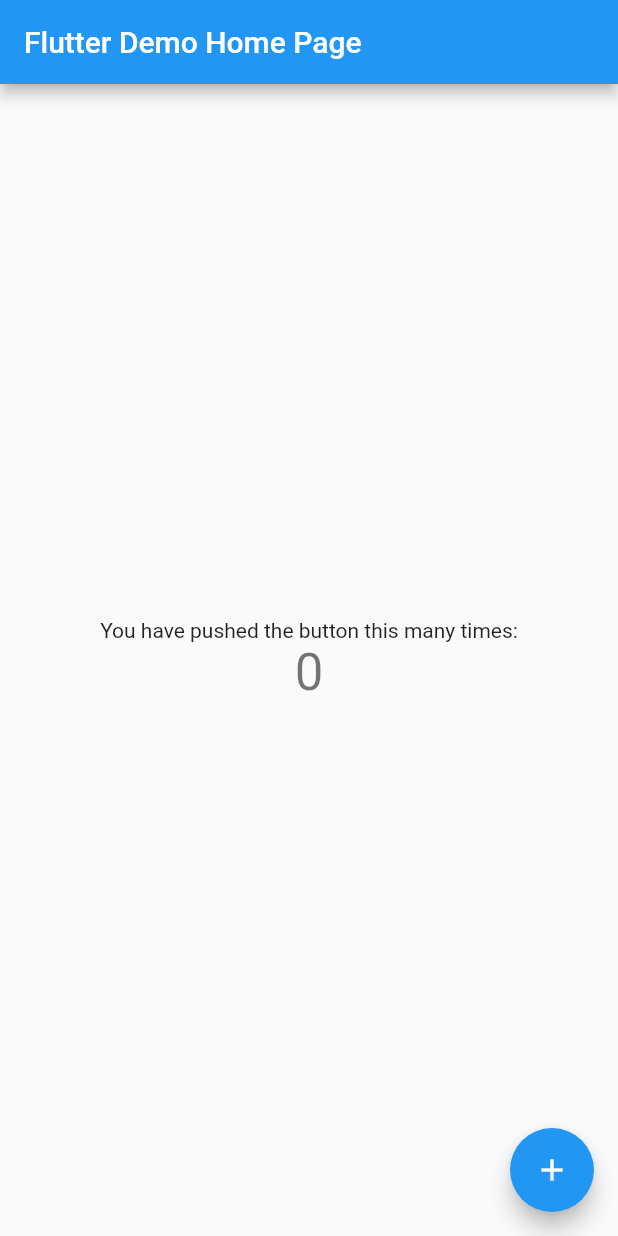
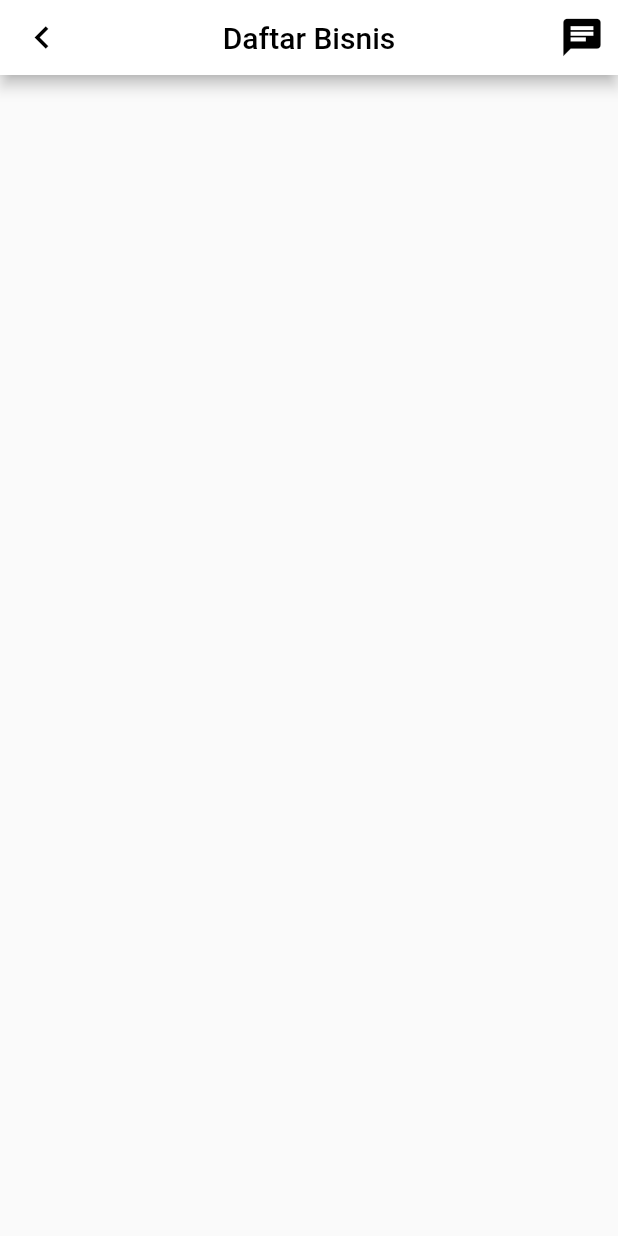
Before and after one commit to fauzipadlaw/study_case_flutter, a Flutter app: the screen it shows after launch, on a phone screen of 412 x 824 dp. Run offline on Flutter 3.47's test engine with Material 2 defaults, Android fonts, the phone set to English and light mode, and no system bars; our stand-ins replace get.

Commit message:
add home page and app bar

```diff
--- /dev/null
+++ b/lib/components/app_bar.dart
@@ -0,0 +1,47 @@
+import 'package:flutter/material.dart';
+
+class MyAppBar extends StatelessWidget with PreferredSizeWidget {
+  final String? title;
+  final double height;
+  const MyAppBar({Key? key, this.title, required this.height}) : super(key: key);
+
+  @override
+  Widget build(BuildContext context) {
+    return AppBar(
+      centerTitle: true,
+      backgroundColor: Colors.white,
+      title: title!.isNotEmpty
+          ? Text(
+              title!,
+              textAlign: TextAlign.center,
+              style: const TextStyle(color: Colors.black),
+            )
+          : Container(),
+      actions: [
+        IconButton(
+          icon: const Icon(
+            Icons.chat,
+            size: 30.0,
+          ),
+          color: Colors.black,
+          onPressed: () {
+            Navigator.of(context).pop();
+          },
+        ),
+      ],
+      leading: IconButton(
+        icon: const Icon(
+          Icons.chevron_left,
+          size: 30.0,
+        ),
+        color: Colors.black,
+        onPressed: () {
+          Navigator.of(context).pop();
+        },
+      ),
+    );
+  }
+
+  @override
+  Size get preferredSize => Size.fromHeight(height);
+}
--- a/lib/main.dart
+++ b/lib/main.dart
@@ -1,4 +1,6 @@
 import 'package:flutter/material.dart';
+import 'package:get/get_navigation/src/root/get_material_app.dart';
+import 'package:study_case_flutter/pages/home.dart';
 
 void main() {
   runApp(const MyApp());
@@ -7,109 +9,13 @@ void main() {
 class MyApp extends StatelessWidget {
   const MyApp({Key? key}) : super(key: key);
 
-  // This widget is the root of your application.
   @override
   Widget build(BuildContext context) {
-    return MaterialApp(
-      title: 'Flutter Demo',
+    return GetMaterialApp(
       theme: ThemeData(
-        // This is the theme of your application.
-        //
-        // Try running your application with "flutter run". You'll see the
-        // application has a blue toolbar. Then, without quitting the app, try
-        // changing the primarySwatch below to Colors.green and then invoke
-        // "hot reload" (press "r" in the console where you ran "flutter run",
-        // or simply save your changes to "hot reload" in a Flutter IDE).
-        // Notice that the counter didn't reset back to zero; the application
-        // is not restarted.
         primarySwatch: Colors.blue,
       ),
-      home: const MyHomePage(title: 'Flutter Demo Home Page'),
+      home:  const Home(),
     );
   }
 }
-
-class MyHomePage extends StatefulWidget {
-  const MyHomePage({Key? key, required this.title}) : super(key: key);
-
-  // This widget is the home page of your application. It is stateful, meaning
-  // that it has a State object (defined below) that contains fields that affect
-  // how it looks.
-
-  // This class is the configuration for the state. It holds the values (in this
-  // case the title) provided by the parent (in this case the App widget) and
-  // used by the build method of the State. Fields in a Widget subclass are
-  // always marked "final".
-
-  final String title;
-
-  @override
-  State<MyHomePage> createState() => _MyHomePageState();
-}
-
-class _MyHomePageState extends State<MyHomePage> {
-  int _counter = 0;
-
-  void _incrementCounter() {
-    setState(() {
-      // This call to setState tells the Flutter framework that something has
-      // changed in this State, which causes it to rerun the build method below
-      // so that the display can reflect the updated values. If we changed
-      // _counter without calling setState(), then the build method would not be
-      // called again, and so nothing would appear to happen.
-      _counter++;
-    });
-  }
-
-  @override
-  Widget build(BuildContext context) {
-    // This method is rerun every time setState is called, for instance as done
-    // by the _incrementCounter method above.
-    //
-    // The Flutter framework has been optimized to make rerunning build methods
-    // fast, so that you can just rebuild anything that needs updating rather
-    // than having to individually change instances of widgets.
-    return Scaffold(
-      appBar: AppBar(
-        // Here we take the value from the MyHomePage object that was created by
-        // the App.build method, and use it to set our appbar title.
-        title: Text(widget.title),
-      ),
-      body: Center(
-        // Center is a layout widget. It takes a single child and positions it
-        // in the middle of the parent.
-        child: Column(
-          // Column is also a layout widget. It takes a list of children and
-          // arranges them vertically. By default, it sizes itself to fit its
-          // children horizontally, and tries to be as tall as its parent.
-          //
-          // Invoke "debug painting" (press "p" in the console, choose the
-          // "Toggle Debug Paint" action from the Flutter Inspector in Android
-          // Studio, or the "Toggle Debug Paint" command in Visual Studio Code)
-          // to see the wireframe for each widget.
-          //
-          // Column has various properties to control how it sizes itself and
-          // how it positions its children. Here we use mainAxisAlignment to
-          // center the children vertically; the main axis here is the vertical
-          // axis because Columns are vertical (the cross axis would be
-          // horizontal).
-          mainAxisAlignment: MainAxisAlignment.center,
-          children: <Widget>[
-            const Text(
-              'You have pushed the button this many times:',
-            ),
-            Text(
-              '$_counter',
-              style: Theme.of(context).textTheme.headline4,
-            ),
-          ],
-        ),
-      ),
-      floatingActionButton: FloatingActionButton(
-        onPressed: _incrementCounter,
-        tooltip: 'Increment',
-        child: const Icon(Icons.add),
-      ), // This trailing comma makes auto-formatting nicer for build methods.
-    );
-  }
-}
--- /dev/null
+++ b/lib/pages/home.dart
@@ -0,0 +1,13 @@
+import 'package:flutter/cupertino.dart';
+import 'package:flutter/material.dart';
+import 'package:study_case_flutter/components/app_bar.dart';
+
+class Home extends StatelessWidget {
+  const Home({Key? key}) : super(key: key);
+
+  @override
+  Widget build(BuildContext context) {
+    return const Scaffold(
+        appBar: MyAppBar(title: "Daftar Bisnis", height: 50.0,));
+  }
+}
--- a/pubspec.yaml
+++ b/pubspec.yaml
@@ -34,6 +34,7 @@ dependencies:
   # The following adds the Cupertino Icons font to your application.
   # Use with the CupertinoIcons class for iOS style icons.
   cupertino_icons: ^1.0.2
+  get: ^4.6.5
 
 dev_dependencies:
   flutter_test:
```
Also changed, not shown: pubspec.lock.
